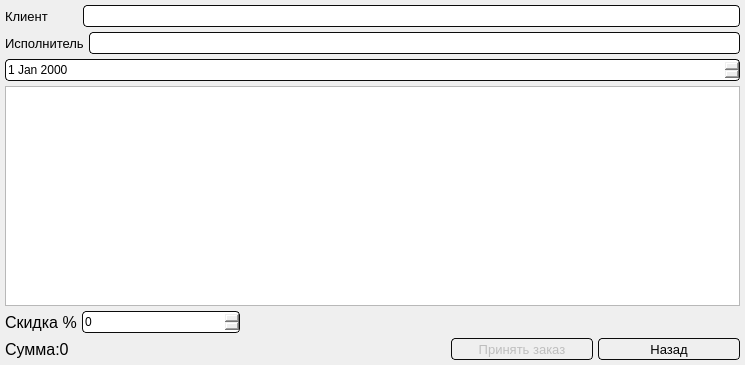
The window that code/form_for_give_order.ui (Alex-Sidorov/SEFOLL) describes before a commit, drawn with Qt 5.
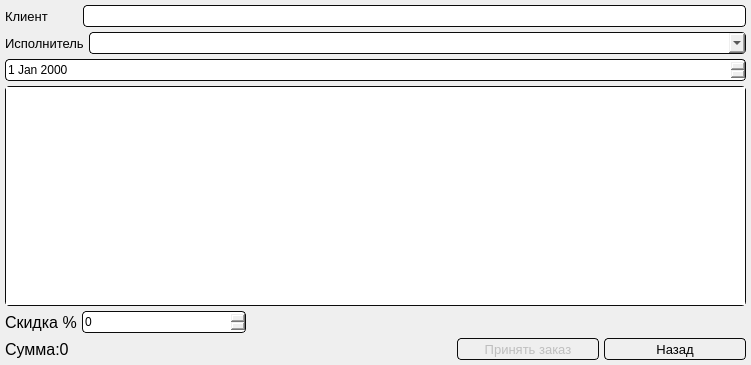
The same window after the commit.

```diff
--- a/code/form_for_give_order.ui
+++ b/code/form_for_give_order.ui
@@ -6,7 +6,7 @@
    <rect>
     <x>0</x>
     <y>0</y>
-    <width>667</width>
+    <width>751</width>
     <height>365</height>
    </rect>
   </property>
@@ -90,13 +90,19 @@
       </widget>
      </item>
      <item>
-      <widget class="QLineEdit" name="name_worker">
+      <widget class="QComboBox" name="names_workers">
+       <property name="sizePolicy">
+        <sizepolicy hsizetype="Expanding" vsizetype="Fixed">
+         <horstretch>0</horstretch>
+         <verstretch>0</verstretch>
+        </sizepolicy>
+       </property>
        <property name="styleSheet">
         <string notr="true">
 border-radius : 4px;
 border: 1px solid;
-border-color: rgb(11, 11, 11);
 height:20;
+border-color: rgb(11, 11, 11);
 background-color: qlineargradient(x1: 0, y1: 0, x2: 0, y2: 1,
                                       stop: 0 #dadbde, stop: 1 #f6f7fa);
 </string>
@@ -147,6 +153,10 @@
      </property>
      <property name="styleSheet">
       <string notr="true">
+border-radius : 4px;
+border: 1px solid;
+height:20;
+border-color: rgb(11, 11, 11);
 background-color: qlineargradient(x1: 0, y1: 0, x2: 0, y2: 1,
                                       stop: 0 #dadbde, stop: 1 #f6f7fa);
 </string>
@@ -262,9 +272,6 @@
         <pointsize>12</pointsize>
        </font>
       </property>
-      <property name="textAlignment">
-       <set>AlignCenter</set>
-      </property>
      </column>
      <column>
       <property name="text">
@@ -275,9 +282,6 @@
         <pointsize>12</pointsize>
        </font>
       </property>
-      <property name="textAlignment">
-       <set>AlignCenter</set>
-      </property>
       <property name="foreground">
        <brush brushstyle="SolidPattern">
         <color alpha="255">
@@ -299,9 +303,6 @@
         <kerning>true</kerning>
        </font>
       </property>
-      <property name="textAlignment">
-       <set>AlignCenter</set>
-      </property>
      </column>
     </widget>
    </item>
@@ -331,9 +332,8 @@
         <string notr="true">
 border-radius : 4px;
 border: 1px solid;
-border-color: rgb(11, 11, 11);
 height:20;
-width:140;
+border-color: rgb(11, 11, 11);
 background-color: qlineargradient(x1: 0, y1: 0, x2: 0, y2: 1,
                                       stop: 0 #dadbde, stop: 1 #f6f7fa);
 </string>
```
